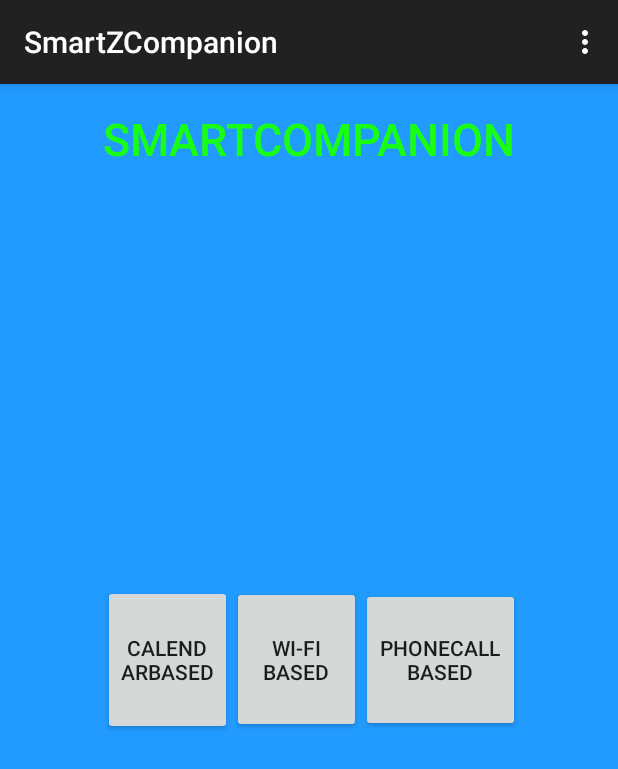
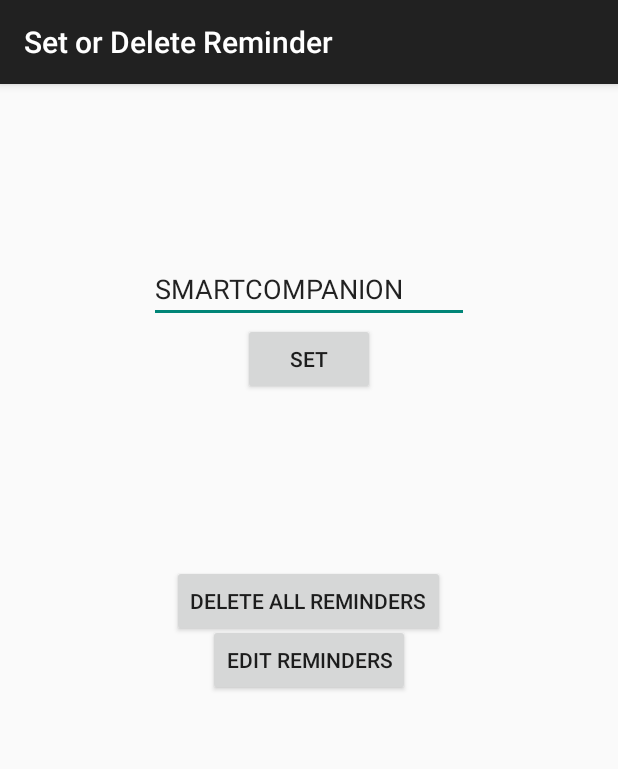
Before and after one commit to pandeypooja63/SmartZCompanion, an Android app: the screen it shows after launch (MainActivity before the commit, Second after it), after a tap on "WI-FI BASED", on a phone screen of 412 x 824 dp. Shown: the top 769 px of the screen. Run offline under Robolectric (Android 15) with nearby library versions, the phone set to English and light mode, and no system bars.

Commit message:
Wifi based Reminder

```diff
--- a/app/build.gradle
+++ b/app/build.gradle
@@ -21,5 +21,5 @@ android {
 
 dependencies {
     compile fileTree(dir: 'libs', include: ['*.jar'])
-    compile 'com.android.support:appcompat-v7:22.0.0'
+    compile 'com.android.support:appcompat-v7:21.0.0'
 }
--- a/app/src/main/java/com/example/nispand/smartzcompanion/MainActivity.java
+++ b/app/src/main/java/com/example/nispand/smartzcompanion/MainActivity.java
@@ -32,8 +32,9 @@ public class MainActivity extends ActionBarActivity {
 
             @Override
             public void onClick(View v) {
-                Intent j = new Intent("");
-                startActivity(j);
+                Intent intent = new Intent(MainActivity.this,Second.class);
+                //intent.putExtra("Etext", finalSWifiState);
+                startActivity(intent);
 
             }
         });
--- /dev/null
+++ b/app/src/main/java/com/example/nispand/smartzcompanion/Second.java
@@ -0,0 +1,102 @@
+package com.example.nispand.smartzcompanion;
+
+import android.content.Intent;
+import android.database.Cursor;
+import android.database.sqlite.SQLiteDatabase;
+import android.os.Bundle;
+import android.support.v7.app.ActionBarActivity;
+import android.view.View;
+import android.widget.Button;
+import android.widget.TextView;
+import android.widget.Toast;
+
+import java.text.SimpleDateFormat;
+
+import static android.widget.Toast.LENGTH_LONG;
+
+
+public class Second extends ActionBarActivity {
+
+      @Override
+    protected void onCreate(Bundle savedInstanceState) {
+        super.onCreate(savedInstanceState);
+        setContentView(R.layout.activity_second);
+
+        final TextView mTV=(TextView) findViewById(R.id.editText2);
+         Button b= (Button) findViewById(R.id.btnSet);
+          Button bDel = (Button) findViewById(R.id.delRem);
+
+        b.setOnClickListener(new View.OnClickListener() {
+            @Override
+            public void onClick(View v) {
+
+                  TextView tV= (TextView) findViewById(R.id.txtSet);
+//                tV.setText(mTV.getText());
+
+                SQLiteDatabase db = openOrCreateDatabase("SCDB",MODE_PRIVATE,null);
+                //db.execSQL("Drop TABLE SCDB");
+                db.execSQL("CREATE TABLE IF NOT EXISTS SCDB (EventID varchar(60),Eventnote varchar(600),ReminderSet BOOLEAN);");
+              //  db.execSQL("Delete from SCDB;");
+                SimpleDateFormat fdate = new SimpleDateFormat("HHmmssSSS");
+                java.util.Date date= new java.util.Date();
+                String sEventID = fdate.format(date);
+                String sEventtxt = mTV.getText().toString();
+                String sIquery = "Insert Into SCDB VALUES('"+sEventID+"', '"+sEventtxt+"',1);";
+                db.execSQL(sIquery);
+
+//                String sSelectQ="Select * from SCDB where EventID = '"+sEventID+"';";
+//                Cursor c= db.rawQuery(sSelectQ,null);
+//            String events ="";
+//            if(c!=null)
+//            {
+//
+//                c.moveToFirst();
+//                events =c.getString(c.getColumnIndex("Eventnote"));
+////                while(c.moveToNext())
+////                {
+////                    events+=c.getString(c.getColumnIndex("Eventnote"));
+////                }
+//
+//            }
+
+                db.close();
+                setDisplay("REMINDER IS SET!!");
+            }
+
+        });
+
+          bDel.setOnClickListener(new View.OnClickListener() {
+
+              public void onClick(View v) {
+                  SQLiteDatabase db = openOrCreateDatabase("SCDB",MODE_PRIVATE,null);
+                  String sSelectQ="Select * from SCDB;";
+                  Cursor c= db.rawQuery(sSelectQ,null);
+                  if(c!=null)
+                  {
+                     if(c.getCount() > 0)
+                     {
+                        int cnt =c.getCount();
+                         db.execSQL("Delete from SCDB;");
+                         setDisplay("Deleted "+cnt+"WiFi reminders.");
+                     }
+                     else
+                     {
+                         setDisplay("No reminders to be deleted!!");
+                     }
+                  }
+
+              }
+          });
+
+
+          }
+
+    public void setDisplay(String toastNotif)
+    {
+        Toast.makeText(Second.this,toastNotif, LENGTH_LONG).show();
+        Intent intent = new Intent(Second.this,MainActivity.class);
+        startActivity(intent);
+    }
+
+
+}
--- /dev/null
+++ b/app/src/main/res/layout/activity_second.xml
@@ -0,0 +1,53 @@
+<RelativeLayout xmlns:android="http://schemas.android.com/apk/res/android"
+    xmlns:tools="http://schemas.android.com/tools" android:layout_width="match_parent"
+    android:layout_height="match_parent" android:paddingLeft="@dimen/activity_horizontal_margin"
+    android:paddingRight="@dimen/activity_horizontal_margin"
+    android:paddingTop="@dimen/activity_vertical_margin"
+    android:paddingBottom="@dimen/activity_vertical_margin"
+    tools:context="com.mavs.atul.firstapplication.Second"
+    android:id="@+id/app_name">
+
+    <EditText
+        android:layout_width="wrap_content"
+        android:layout_height="wrap_content"
+        android:inputType="textMultiLine"
+        android:ems="10"
+        android:id="@+id/editText2"
+        android:layout_alignParentTop="true"
+        android:layout_centerHorizontal="true"
+        android:layout_marginTop="98dp"
+        android:text="@string/hello_world" />
+
+    <Button
+        android:layout_width="wrap_content"
+        android:layout_height="wrap_content"
+        android:text="SET"
+        android:id="@+id/btnSet"
+        android:layout_below="@+id/editText2"
+        android:layout_centerHorizontal="true" />
+
+    <TextView
+        android:layout_width="wrap_content"
+        android:layout_height="wrap_content"
+        android:id="@+id/txtSet"
+        android:layout_below="@+id/btnSet"
+        android:layout_centerHorizontal="true"
+        android:layout_marginTop="113dp" />
+
+    <Button
+        android:layout_width="wrap_content"
+        android:layout_height="wrap_content"
+        android:text="Delete all reminders"
+        android:id="@+id/delRem"
+        android:layout_alignTop="@+id/txtSet"
+        android:layout_centerHorizontal="true" />
+
+    <Button
+        style="?android:attr/buttonStyleSmall"
+        android:layout_width="wrap_content"
+        android:layout_height="wrap_content"
+        android:text="Edit Reminders"
+        android:id="@+id/button"
+        android:layout_centerVertical="true"
+        android:layout_centerHorizontal="true" />
+</RelativeLayout>
--- a/build.gradle
+++ b/build.gradle
@@ -3,7 +3,7 @@
 buildscript {
     repositories {
         jcenter()
-    }
+        }
     dependencies {
         classpath 'com.android.tools.build:gradle:1.1.0'
 
```
Also changed, not shown: app/src/main/AndroidManifest.xml (+15 -30 lines), app/src/main/java/com/example/nispand/smartzcompanion/WifiReceiver.java (added, +58 -0 lines), app/src/main/res/layout/dialogbox.xml (added, +35 -0 lines), app/src/main/res/values/strings.xml (+2 -6 lines), 2 other files.
